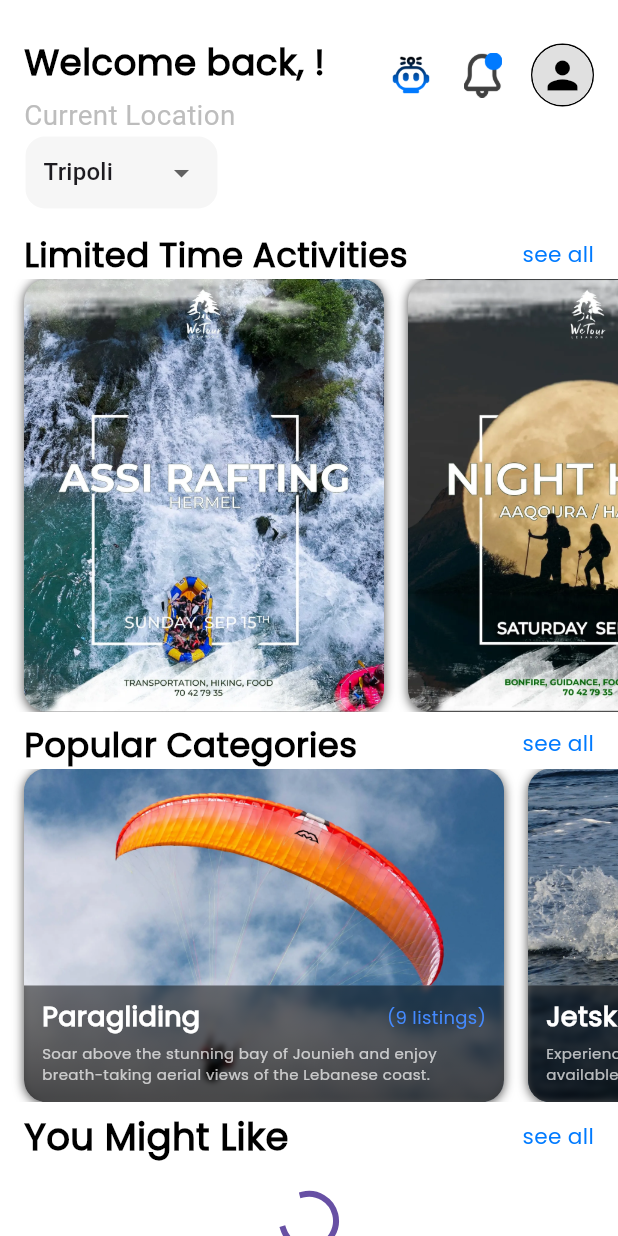
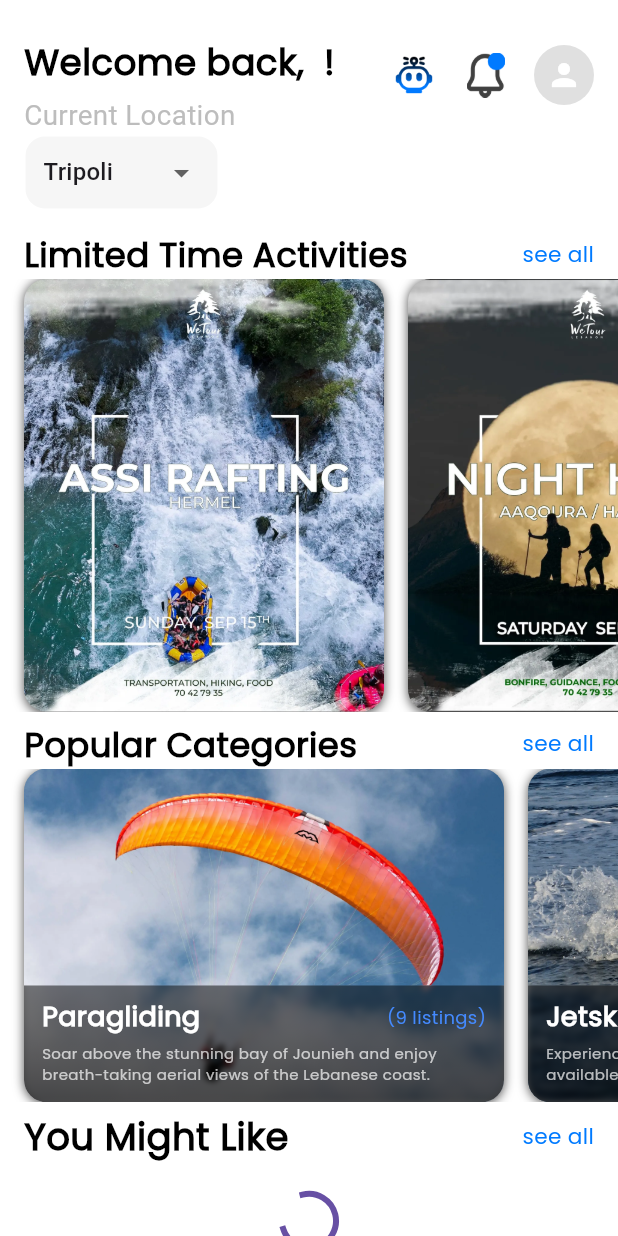
Before and after one commit to LiloZ95/Adventura.lb, a Flutter app: the MainScreen screen opened directly, on a phone screen of 412 x 824 dp. Run offline on Flutter 3.47's test engine with Material 3 defaults, Android fonts, the phone set to English and light mode, and no system bars; our stand-ins replace animated_text_kit, barcode_widget, dotted_border, flutter_secure_storage, hive, hive_flutter and 3 more; accounts and stored records are empty.

Commit message:
PP and USERNAME SHOWING

```diff
--- a/lib/Main screen components/MainScreen.dart
+++ b/lib/Main screen components/MainScreen.dart
@@ -1,11 +1,9 @@
 import 'dart:ui';
-import 'package:flutter_secure_storage/flutter_secure_storage.dart';
-
-import '../colors.dart';
 import 'package:adventura/Booking/MyBooking.dart';
 import 'package:adventura/Services/profile_service.dart';
 import 'package:adventura/Services/storage_service.dart';
 import 'package:adventura/Services/user_service.dart';
+import 'package:flutter_secure_storage/flutter_secure_storage.dart';
 import 'package:adventura/Main%20screen%20components/Cards.dart';
 import 'package:adventura/colors.dart';
 import 'package:adventura/search%20screen/searchScreen.dart';
@@ -30,24 +28,24 @@ class _MainScreenState extends State<MainScreen> {
   List<dynamic> activities = [];
   List<dynamic> recommendedActivities = [];
   final FlutterSecureStorage storage = FlutterSecureStorage();
+  String selectedLocation = "Tripoli";
   String firstName = "";
-  String selectedLocation = "Tripoli";
-
+  String lastName = "";
 
   @override
   void initState() {
     super.initState();
-    fetchUserData();
+    _loadUserData();
     loadActivities();
-    _loadUserName();
     fetchUserData();
   }
-  // Function to retrieve the first name from storage
-  Future<void> _loadUserName() async {
-    String? storedFirstName = await storage.read(key: "first_name");
-    setState(() {
-      firstName = storedFirstName ?? "Guest"; // Default to "Guest" if no name is found
-    });
+
+  Future<void> _loadUserData() async {
+    userId = await StorageService.getUserId();
+    firstName = await StorageService.getFirstName();
+    lastName = await StorageService.getLastName();
+
+    setState(() => isLoading = false);
   }
 
   void fetchUserData() async {
@@ -55,55 +53,42 @@ class _MainScreenState extends State<MainScreen> {
     String? userIdString = storageBox.get("userId");
 
     if (userIdString == null) {
-      debugPrint("❌ User ID not found in Hive.");
+      print("❌ User ID not found in Hive.");
       return;
     }
 
-
     userId = userIdString;
 
-    // ✅ Load cached profile picture first
+    // Load cached profile picture first
     String cachedProfilePic = storageBox.get("profilePicture") ?? "";
     if (cachedProfilePic.isNotEmpty) {
       setState(() {
-        profilePicture = formatProfilePictureUrl(cachedProfilePic);
+        profilePicture = cachedProfilePic;
         isLoading = false;
       });
       return;
     }
 
-    // ✅ Fetch from API if not in cache
+    // Fetch from API if not in cache
     String fetchedProfilePic = await ProfileService.fetchProfilePicture(userId);
 
     if (fetchedProfilePic.isNotEmpty) {
       setState(() {
-        profilePicture = formatProfilePictureUrl(fetchedProfilePic);
+        profilePicture = fetchedProfilePic;
         isLoading = false;
       });
-
-      // ✅ Save to Hive for next time
-      await storageBox.put("profilePicture", fetchedProfilePic);
     } else {
-      debugPrint("❌ No profile picture available.");
-      setState(() => isLoading = false);
+      print("❌ No profile picture available.");
+      setState(() {
+        isLoading = false;
+      });
     }
   }
 
-// ✅ Ensure the profile picture URL is correct
-  String formatProfilePictureUrl(String imageUrl) {
-    if (imageUrl.startsWith("http")) {
-      return imageUrl; // Already a valid URL
-    } else {
-      return "$baseUrl$imageUrl"; // Append base URL if needed
-    }
-  }
-
-  // ✅ Load activities from API or cache
-  Future<void> loadActivities() async {
-    try {
-      Box box = await Hive.openBox('cacheBox');
+  // ✅ Load Activities from API
+  void loadActivities() async {
+    final box = await Hive.openBox('cacheBox');
     await box.delete('recommendations');
-
     final String? cachedActivities = box.get('activities');
     final String? cachedRecommendations = box.get('recommendations');
 
@@ -115,20 +100,24 @@ class _MainScreenState extends State<MainScreen> {
       return;
     }
 
+    try {
       Box storageBox = await Hive.openBox('authBox');
       String? userIdString = storageBox.get("userId");
 
       if (userIdString == null) {
-        debugPrint("❌ User ID not found in Hive.");
+        print("❌ User ID not found in Hive.");
         return;
       }
 
       int userId = int.tryParse(userIdString) ?? 0;
-      debugPrint("🔍 Fetching recommended activities for user ID: $userId");
+      print("🔍 Fetching recommended activities for user ID: $userId");
 
       List<dynamic> fetchedActivities = await ActivityService.fetchActivities();
       List<dynamic> fetchedRecommended =
           await ActivityService.fetchRecommendedActivities(userId);
+
+      print("✅ Fetched Activities: ${fetchedActivities.length}");
+      print("✅ Fetched Recommendations: ${fetchedRecommended.length}");
 
       setState(() {
         activities = fetchedActivities;
@@ -138,7 +127,7 @@ class _MainScreenState extends State<MainScreen> {
       await box.put('activities', jsonEncode(fetchedActivities));
       await box.put('recommendations', jsonEncode(fetchedRecommended));
     } catch (error) {
-      debugPrint("❌ Error fetching activities: $error");
+      print("❌ Error fetching activities: $error");
     }
   }
 
@@ -174,8 +163,7 @@ class _MainScreenState extends State<MainScreen> {
       backgroundColor: Colors.white,
       body: RefreshIndicator(
         onRefresh: () async {
-          await loadActivities();
-          fetchUserData();
+          loadActivities();
         },
         child: SingleChildScrollView(
           child: Column(
@@ -192,12 +180,15 @@ class _MainScreenState extends State<MainScreen> {
                       child: Column(
                         crossAxisAlignment: CrossAxisAlignment.start,
                         children: [
-                          SizedBox(height: 24,),
+                          SizedBox(
+                            height: 24,
+                          ),
                           Text(
-                            "Welcome back, $firstName!",
+                            "Welcome back, $firstName $lastName!",
                             style: TextStyle(
                               height: 0.96,
-                              fontSize: screenWidth * 0.058, // Dynamic font size
+                              fontSize:
+                                  screenWidth * 0.058, // Dynamic font size
                               fontWeight: FontWeight.bold,
                               fontFamily: 'Poppins',
                               color: Colors.black,
@@ -214,7 +205,9 @@ class _MainScreenState extends State<MainScreen> {
                           ),
                           Container(
                               width: 130,
-                              padding: EdgeInsets.symmetric(horizontal: 12, ),
+                              padding: EdgeInsets.symmetric(
+                                horizontal: 12,
+                              ),
                               decoration: BoxDecoration(
                                 color: Color.fromRGBO(124, 124, 124, 0.07),
                                 border: Border.all(color: Colors.white),
@@ -223,8 +216,13 @@ class _MainScreenState extends State<MainScreen> {
                               child: DropdownButtonHideUnderline(
                                   child: DropdownButton<String>(
                                       value: selectedLocation,
-                                  items: ["Tripoli", "Beirut", "Jbeil", "Jounieh", "Sayda"]
-                                      .map((location) {
+                                      items: [
+                                        "Tripoli",
+                                        "Beirut",
+                                        "Jbeil",
+                                        "Jounieh",
+                                        "Sayda"
+                                      ].map((location) {
                                         return DropdownMenuItem(
                                           value: location,
                                           child: Text(location),
@@ -234,8 +232,7 @@ class _MainScreenState extends State<MainScreen> {
                                         setState(() {
                                           selectedLocation = newValue!;
                                         });
-                                  }
-                                ))),
+                                      }))),
                         ],
                       ),
                     ),
@@ -244,7 +241,12 @@ class _MainScreenState extends State<MainScreen> {
                       padding: const EdgeInsets.fromLTRB(0, 20, 0, 0),
                       child: Row(
                         children: [
-                          IconButton(onPressed: (){}, icon: Image.asset('assets/Icons/AI Essentials Icon Set.png',width: 30,height:30)),
+                          IconButton(
+                              onPressed: () {},
+                              icon: Image.asset(
+                                  'assets/Icons/AI Essentials Icon Set.png',
+                                  width: 30,
+                                  height: 30)),
                           IconButton(
                             onPressed: () {
                               Navigator.push(
@@ -262,32 +264,25 @@ class _MainScreenState extends State<MainScreen> {
                           ),
                           SizedBox(width: 8),
                           GestureDetector(
-                            onTap: () => Navigator.push(
+                            onTap: () {
+                              Navigator.push(
                                 context,
                                 MaterialPageRoute(
-                                    builder: (context) => UserInfo())),
-                            child: Container(
-                              decoration: BoxDecoration(
-                                shape: BoxShape.circle,
-                                border: profilePicture.isEmpty
-                                    ? Border.all(
-                                        color: Colors.black,
-                                        width: 1) // Black border if no image
-                                    : null,
+                                  builder: (context) => UserInfo(),
                                 ),
+                              );
+                            },
                             child: CircleAvatar(
                               backgroundColor: Colors.grey.shade300,
-                                backgroundImage: (profilePicture.isNotEmpty &&
-                                        Uri.tryParse(profilePicture)
-                                                ?.hasAbsolutePath ==
-                                            true)
-                                    ? NetworkImage(profilePicture)
-                                    : null,
+                              backgroundImage: profilePicture.isNotEmpty
+                                  ? NetworkImage(
+                                      profilePicture) // Load image if available
+                                  : null, // If empty, don't set an image
                               child: profilePicture.isEmpty
                                   ? Icon(Icons.person,
-                                        color: Colors.black, size: 30)
-                                    : null,
-                              ),
+                                      color: Colors
+                                          .white) // Show default icon if no image
+                                  : null, // Remove child if image is available
                             ),
                           ),
                         ],
```
Lines whose indentation alone changed are shown as unchanged.
